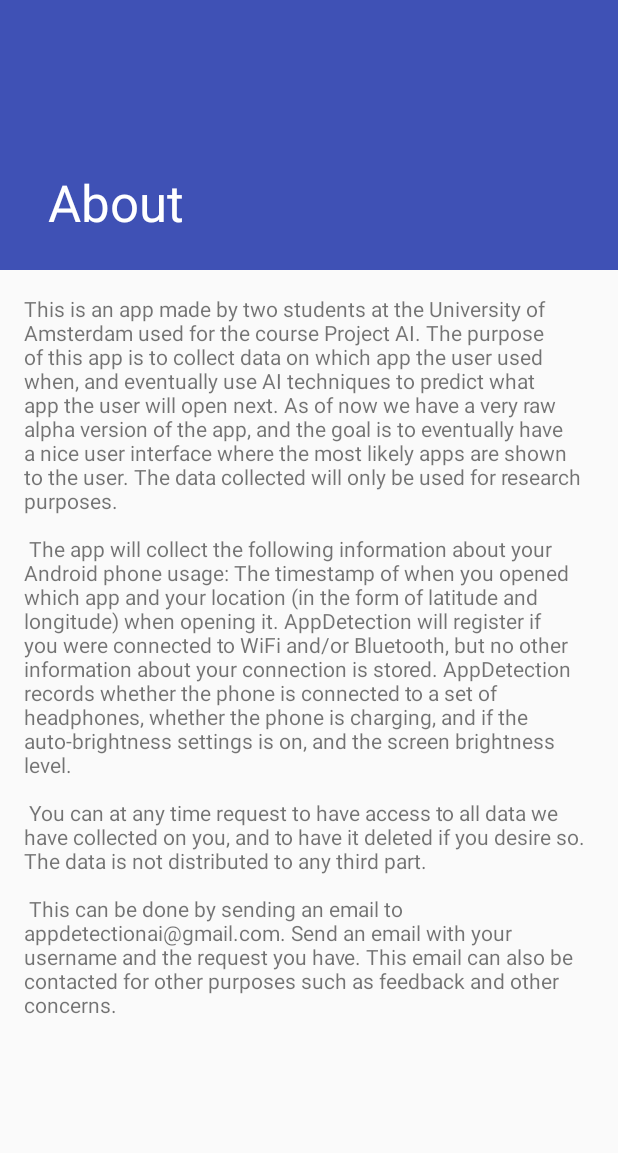
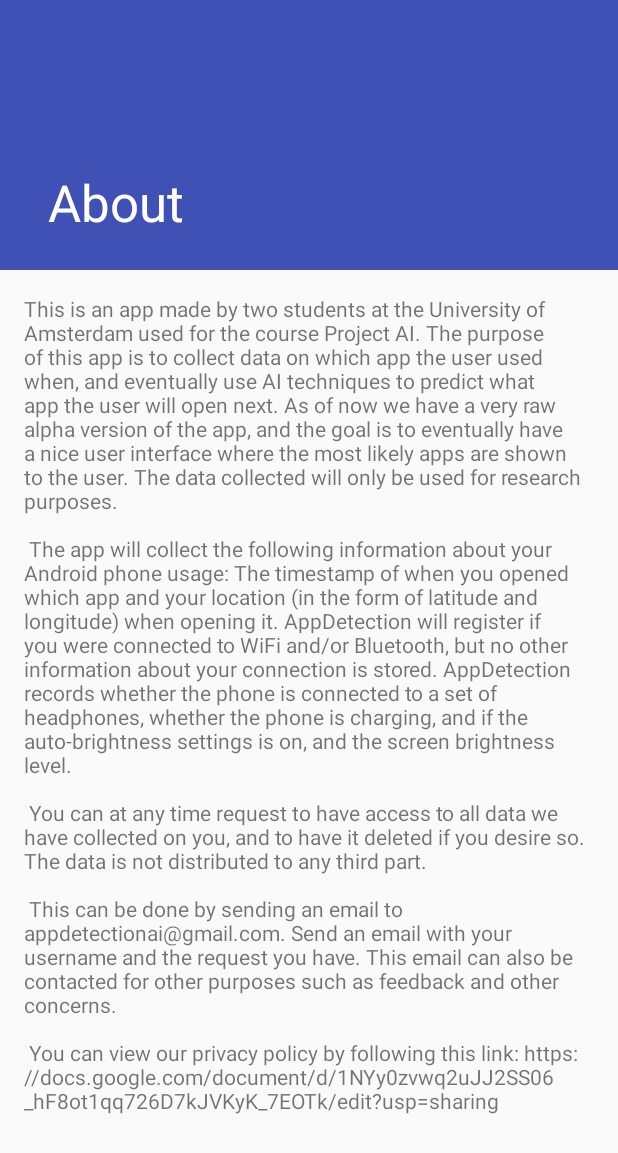
Before and after one commit to vikrant4k/AppDetection, an Android app: the InformationActivity screen opened directly, with no data from a screen before it, on a phone screen of 412 x 824 dp. Shown: the top 1153 px of the screen. Run offline under Robolectric (Android 15) with nearby library versions, the phone set to English and light mode, and no system bars.

Commit message:
Add link to privay policy

```diff
--- a/AppDetection/app/build.gradle
+++ b/AppDetection/app/build.gradle
@@ -26,7 +26,7 @@ android {
         applicationId "vik.com.appdetection"
         minSdkVersion 23
         targetSdkVersion 27
-        versionCode 1
+        versionCode 3
         versionName "0.1"
         testInstrumentationRunner "android.support.test.runner.AndroidJUnitRunner"
     }
--- a/AppDetection/app/src/main/res/values/strings.xml
+++ b/AppDetection/app/src/main/res/values/strings.xml
@@ -39,6 +39,9 @@
     \n\n
     This can be done by sending an email to appdetectionai@gmail.com. Send an email with your username and the request you have.
     This email can also be contacted for other purposes such as feedback and other concerns.
+
+    \n\n
+    You can view our privacy policy by following this link: https://docs.google.com/document/d/1NYy0zvwq2uJJ2SS06_hF8ot1qq726D7kJVKyK_7EOTk/edit?usp=sharing
   </string>
   <string name="action_settings">Settings</string>
 </resources>
```
